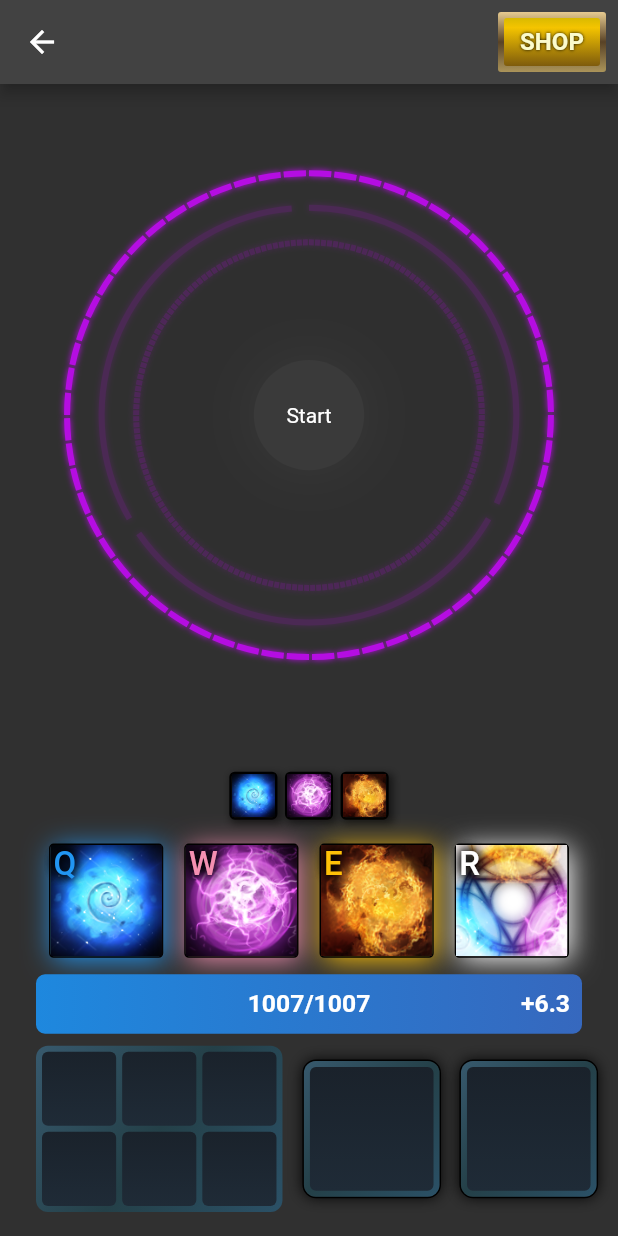
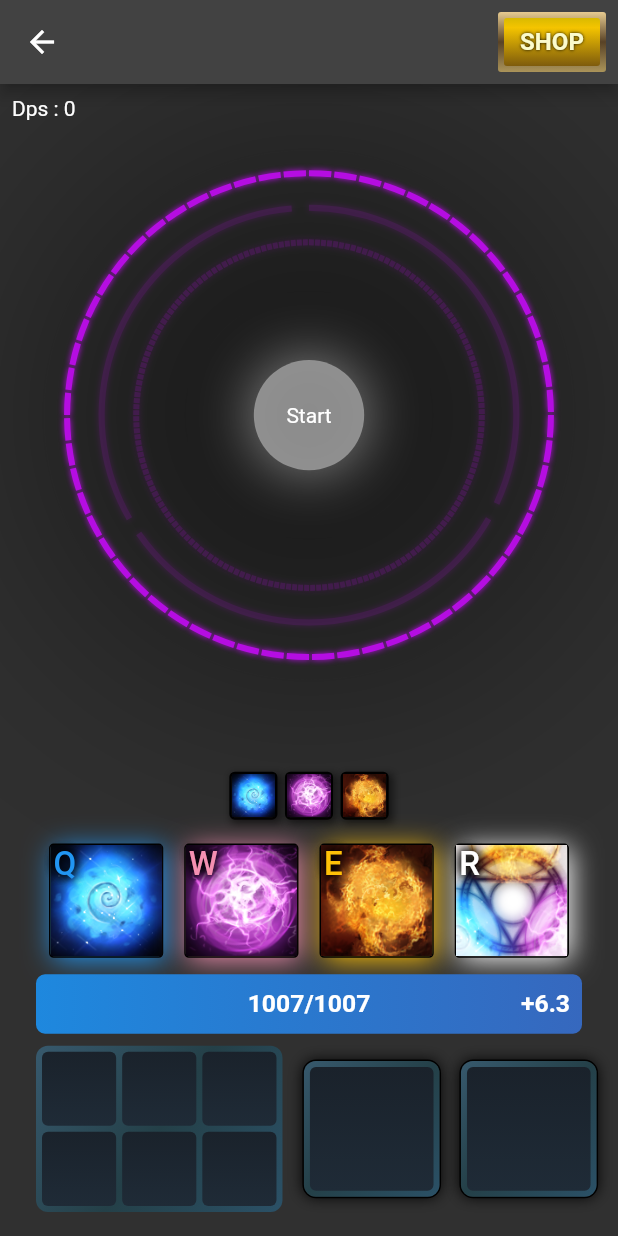
Before and after one commit to tolgasozbir/Invoker_Challenge, a Flutter app: the BossModeView screen opened directly, on a phone screen of 412 x 824 dp. Run offline on Flutter 3.47's test engine with Material 2 defaults, Android fonts, the phone set to English and light mode, and no system bars; our stand-ins replace audioplayers, cloud_firestore, firebase_auth, firebase_core, flutter_staggered_animations, flutter_svg and 6 more; missing offline and left inert: flutter_arc_text, flutter_config, snappable_thanos, splash; accounts and stored records are empty; generated files the repository leaves out were written again; network calls fail; statements that could not run were skipped; project files that could hold a hidden picture were left out.

Commit message:
deleted dps animation changed to basic text

```diff
--- a/lib/enums/Bosses.dart
+++ b/lib/enums/Bosses.dart
@@ -13,4 +13,5 @@ enum Bosses {
 extension bossExtension on Bosses {
   double get getHp => _health;
   String get getImage => '${ImagePaths.bosses}boss_$name.png';
+  String get getName => "${name[0].toUpperCase()}${name.substring(1).toLowerCase()}";
 }
--- a/lib/screens/dashboard/boss_mode/boss_mode_view.dart
+++ b/lib/screens/dashboard/boss_mode/boss_mode_view.dart
@@ -4,8 +4,6 @@ import 'package:dota2_invoker_game/screens/dashboard/boss_mode/widgets/inventory
 import 'package:dota2_invoker_game/screens/dashboard/boss_mode/widgets/mana_bar.dart';
 import 'package:snappable_thanos/snappable_thanos.dart';
 
-import '../../../utils/number_formatter.dart';
-import 'widgets/animated_dps_text.dart';
 import 'widgets/shop_button.dart';
 import 'widgets/weather/weather.dart';
 
@@ -70,9 +68,9 @@ class _BossModeViewState extends State<BossModeView> with OrbMixin {
   }
 
   Widget bodyView() {
-    var skyLight = SkyLight.light;
-    var skyType = SkyType.normal;
-    var weatherType = WeatherType.normal;
+    var skyLight = context.watch<BossProvider>().currentBossAlive ? SkyLight.dark : SkyLight.light;
+    var skyType = SkyType.thunderstorm; // normal ile başlıcak sunny olcak sonlara doğru thunder
+    var weatherType = WeatherType.normal; // son 2 3 round rainy olcak
     return LayoutBuilder(builder: (context, constraints) {
       return Column(
         children: [
@@ -82,13 +80,13 @@ class _BossModeViewState extends State<BossModeView> with OrbMixin {
             children: [
               Sky(skyLight: skyLight, skyType: skyType),
               ...circles(constraints),
+              bossHeads(constraints),
               Weather(weatherType: weatherType),
-              AnimatedDPSText(
-                controller: (contoller) => context.read<BossProvider>().setDpsController(contoller),
-                dps: context.watch<BossProvider>().dps,
-                isStarted: context.watch<BossProvider>().started,
+              Positioned(
+                top: 8,
+                left: 8,
+                child: Text("Dps : " + context.watch<BossProvider>().dps.toStringAsFixed(0))
               ),
-              bossHeads(constraints),
               startBtn(constraints),
             ],
           ).wrapExpanded(),
@@ -124,7 +122,10 @@ class _BossModeViewState extends State<BossModeView> with OrbMixin {
       child: SizedBox(
         width: constraints.maxWidth,
         height: constraints.maxHeight,
-        child: status ? EmptyBox() : Text("Start").wrapCenter(),
+        child: AnimatedSwitcher(
+          duration: Duration(seconds: 1),
+          child: status ? EmptyBox() : Text("Start"),
+        ),
       ),
     );
   }
@@ -137,23 +138,23 @@ class _BossModeViewState extends State<BossModeView> with OrbMixin {
         key: provider.snappableKey,
         onSnapped: () => null,
         duration: Duration(milliseconds: 3000),
-        child: Column(
-          children: [
-            Opacity(
-              opacity: provider.currentBossAlive ? 1 : 0,
-              child: AnimatedScale(
-                scale: provider.currentBossAlive ? 1 : 4,
+        child: Opacity(
+          opacity: provider.currentBossAlive ? 1 : 0,
+          child: Column(
+            children: [
+              AnimatedScale(
+                scale: provider.currentBossAlive ? 1 : 2,
                 curve: Curves.bounceOut,
                 duration: Duration(milliseconds: 1600),
-                child: Image.asset(provider.currentBoss.getImage, height: context.height/6,)
+                child: Image.asset(provider.currentBoss.getImage, height: context.height/5,)
               ),
-            ),
-          ],
+              Text(provider.currentBossHp.toStringAsFixed(0)),
+              Text(provider.currentBoss.getName),
+            ],
+          ),
         ),
       ));
   }
-
-
 
   List<Widget> circles(BoxConstraints constraints) {
     return [
--- a/lib/screens/dashboard/boss_mode/widgets/animated_dps_text.dart
+++ /dev/null
@@ -1,47 +0,0 @@
-import 'package:dota2_invoker_game/extensions/context_extension.dart';
-import 'package:flutter/material.dart';
-
-class AnimatedDPSText extends StatefulWidget {
-  const AnimatedDPSText({super.key, required this.controller, required this.dps, this.isStarted});
-
-  final ValueChanged<AnimationController> controller;
-  final double dps;
-  final isStarted;
-
-  @override
-  State<AnimatedDPSText> createState() => _AnimatedDPSTextState();
-}
-
-class _AnimatedDPSTextState extends State<AnimatedDPSText> with SingleTickerProviderStateMixin {
-
-  final Duration _duration = const Duration(milliseconds: 1000);
-  final _tween = Tween<double>(begin: 1, end: 0);
-  late final Animation<double> _animation;
-  late final AnimationController _animationController;
-
-  @override
-  void initState() {
-    _animationController = AnimationController(vsync: this, duration: _duration);
-    _animation = _tween.animate(_animationController)..addListener(() => setState(() { }));
-    widget.controller.call(_animationController);
-    super.initState();
-  }
-
-  @override
-  void dispose() {
-    _animationController.dispose();
-    super.dispose();
-  }
-
-  @override
-  Widget build(BuildContext context) {
-    return AnimatedPositioned(
-      duration: _duration,
-      bottom: widget.isStarted ? _animation.value * context.dynamicHeight(0.32) : 0,
-      child: Opacity(
-        opacity: widget.isStarted ? _animation.value : 0,
-        child: Text(widget.dps == 0 ? "Started" : widget.dps.toString())
-      ),
-    );
-  }
-}
```
Also changed, not shown: lib/providers/boss_provider.dart (+14 -16 lines).
